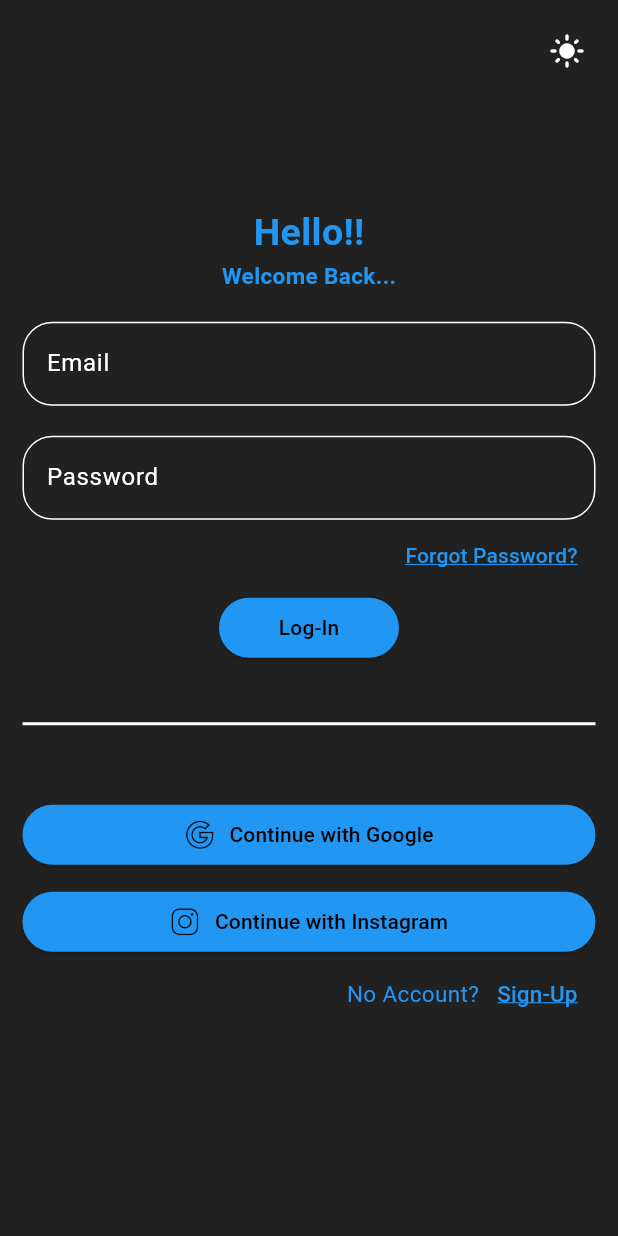
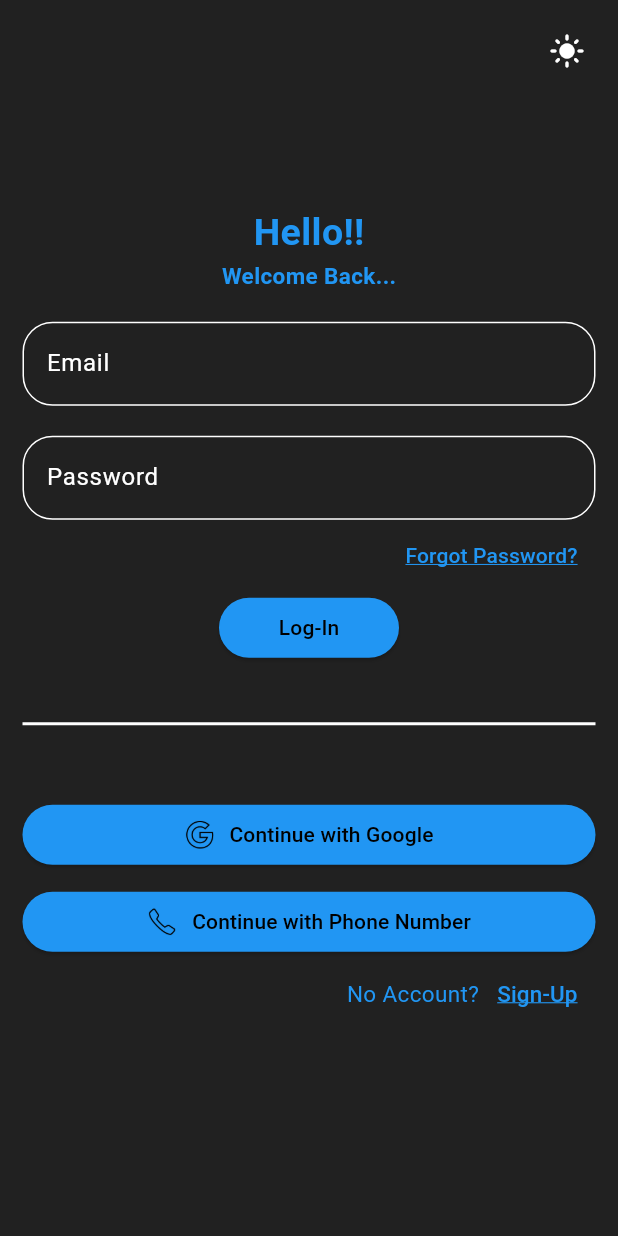
Before and after one commit to pranav14-1/tracker, a Flutter app: the screen it shows after launch, after a tap on "Continue with Google", on a phone screen of 412 x 824 dp. Run offline on Flutter 3.47's test engine with Material 3 defaults, Android fonts, the phone set to English and light mode, and no system bars; our stand-ins replace cached_network_image, carousel_slider, firebase_auth, firebase_core, flutter_slidable, get and 2 more; accounts and stored records are empty; generated files the repository leaves out were written again; network calls fail.

Commit message:
local storage
CRUD features

```diff
--- a/lib/log_sign/forgot.dart
+++ b/lib/log_sign/forgot.dart
@@ -1,7 +1,7 @@
 import 'package:firebase_auth/firebase_auth.dart';
 import 'package:flutter/material.dart';
 import 'package:tracker/components/dialog_box.dart';
-import 'package:tracker/theme/stchBtn.dart';
+import 'package:tracker/theme/switchButton.dart';
 
 class ForgotPassword extends StatefulWidget {
   const ForgotPassword({super.key});
--- a/lib/log_sign/login.dart
+++ b/lib/log_sign/login.dart
@@ -5,7 +5,7 @@ import 'package:get/utils.dart';
 import 'package:google_sign_in/google_sign_in.dart';
 import 'package:tracker/components/dialog_box.dart';
 import 'package:tracker/log_sign/forgot.dart';
-import 'package:tracker/theme/stchBtn.dart';
+import 'package:tracker/theme/switchButton.dart';
 
 class LogIn extends StatefulWidget {
   const LogIn({super.key});
@@ -34,17 +34,19 @@ class _LogInState extends State<LogIn> {
       );
       await FirebaseAuth.instance.signInWithCredential(credential);
       // Navigate after successful login
-    Get.offAllNamed('/home');
+      Get.offAllNamed(
+        '/home',
+        arguments: FirebaseAuth.instance.currentUser!.uid,
+      );
     } catch (e) {
       showDialog(
         context: context,
-      builder: (context) => DialogBox(
-        message: "Google Sign-In failed: ${e.toString()}",
-      ),
+        builder:
+            (context) =>
+                DialogBox(message: "Google Sign-In failed: ${e.toString()}"),
       );
     }
   }
-
 
   @override
   void initState() {
@@ -81,14 +83,16 @@ class _LogInState extends State<LogIn> {
     }
   }
 
-
   Future<void> Goto() async {
     try {
       await FirebaseAuth.instance.signInWithEmailAndPassword(
         email: email.text,
         password: password.text,
       );
-      Get.offAllNamed('/home');
+      Get.offAllNamed(
+        '/home',
+        arguments: FirebaseAuth.instance.currentUser!.uid,
+      );
     } catch (e) {
       String errorMessage = 'An unknown error occurred';
       if (e is FirebaseAuthException) {
@@ -216,7 +220,7 @@ class _LogInState extends State<LogIn> {
 
                       // Google Login Button
                       ElevatedButton(
-                        onPressed: (()=>googleLogin()),
+                        onPressed: (() => googleLogin()),
                         style: ElevatedButton.styleFrom(
                           backgroundColor: Colors.blue,
                         ),
@@ -248,13 +252,13 @@ class _LogInState extends State<LogIn> {
                           mainAxisAlignment: MainAxisAlignment.center,
                           children: [
                             Image.asset(
-                              'assets/images/ig_logo.png',
+                              'assets/images/phone.png',
                               height: 20,
                               width: 20,
                             ),
                             const SizedBox(width: 10),
                             const Text(
-                              'Continue with Instagram',
+                              'Continue with Phone Number',
                               style: TextStyle(color: Colors.black),
                             ),
                           ],
--- a/lib/main.dart
+++ b/lib/main.dart
@@ -5,6 +5,7 @@ import 'package:tracker/features/redirect.dart';
 import 'package:tracker/log_sign/login.dart';
 import 'package:tracker/pages/navbarsetup.dart';
 import 'package:tracker/log_sign/signup.dart';
+import 'package:tracker/isar_db/task_db.dart';
 // import 'package:tracker/theme/darkMode.dart';
 // import 'package:tracker/theme/lightMode.dart';
 import 'package:tracker/theme/themeSwitch.dart';
@@ -14,9 +15,12 @@ void main() async {
   WidgetsFlutterBinding.ensureInitialized();
   await Firebase.initializeApp();
   runApp(
-    ChangeNotifierProvider(
-      create: (context) => ThemeSwitch(),
-      child: const MyApp(),
+    MultiProvider(
+      providers: [
+        ChangeNotifierProvider(create: (context) => TaskDB()),
+        ChangeNotifierProvider(create: (context) => ThemeSwitch()),
+      ],
+      child: MyApp(),
     ),
   );
 }
--- a/pubspec.yaml
+++ b/pubspec.yaml
@@ -43,6 +43,9 @@ dependencies:
   firebase_auth: ^5.5.4
   get: ^4.7.2
   google_sign_in: ^6.3.0
+  isar: ^3.1.0+1
+  isar_flutter_libs: ^3.1.0+1
+  path_provider: ^2.1.5
 
 dev_dependencies:
   flutter_test:
@@ -54,6 +57,8 @@ dev_dependencies:
   # package. See that file for information about deactivating specific lint
   # rules and activating additional ones.
   flutter_lints: ^5.0.0
+  isar_generator: ^3.1.0+1
+  build_runner: ^2.4.13
 
 # For information on the generic Dart part of this file, see the
 # following page: https://dart.dev/tools/pub/pubspec
```
Also changed, not shown: lib/isar_db/task.dart (added, +11 -0 lines), lib/isar_db/task_db.dart (added, +64 -0 lines), lib/log_sign/signup.dart (+18 -26 lines), lib/pages/screens/home_ativity.dart (+58 -31 lines), assets/images/phone.png (added), lib/isar_db/task.g.dart (added), lib/theme/switchButton.dart (renamed from lib/theme/stchBtn.dart), pubspec.lock, 5 other files. Lines whose indentation alone changed are shown as unchanged.
